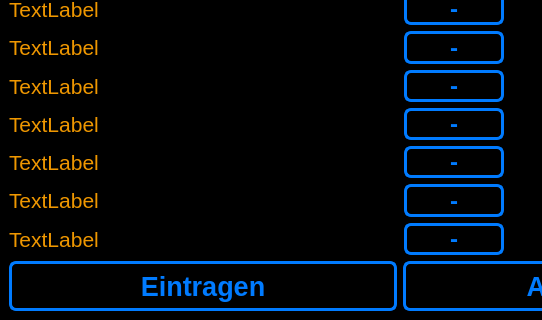
Before: the Qt Designer form ui_elements/bottlewindow.ui in AndreWohnsland/CocktailBerry, drawn with Qt 5; both pictures show x 0 to 542 and y 160 to 480 of the 800 by 480 pixel window.
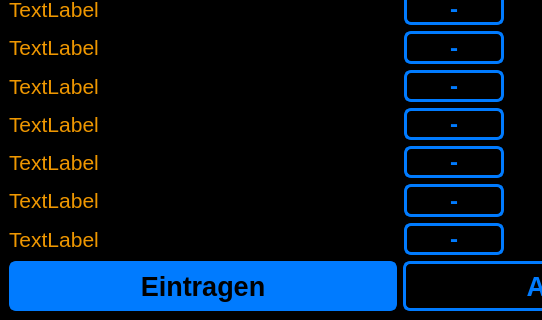
After: the same form once the commit is applied.

What changed in the file:
```diff
--- a/ui_elements/bottlewindow.ui
+++ b/ui_elements/bottlewindow.ui
@@ -85,8 +85,23 @@
 	color: rgb(239, 151, 0);
 }
 
+/* Inverted button style */
+#PBEintragen {
+	background-color: rgb(0, 123, 255);  
+	color: rgb(0, 0, 0);
+    border-width: 3px;
+	border-color: rgb(0, 123, 255);
+	border-style: solid;
+	border-radius: 7;
+	padding: 3px;
+	padding-left: 5px;
+	padding-right: 5px;
+}
 
-
+#PBEintragen:pressed {
+	background-color: rgb(239, 151, 0);	
+	border-color: rgb(239, 151, 0);	
+}
 </string>
   </property>
   <widget class="QWidget" name="centralwidget">
```
